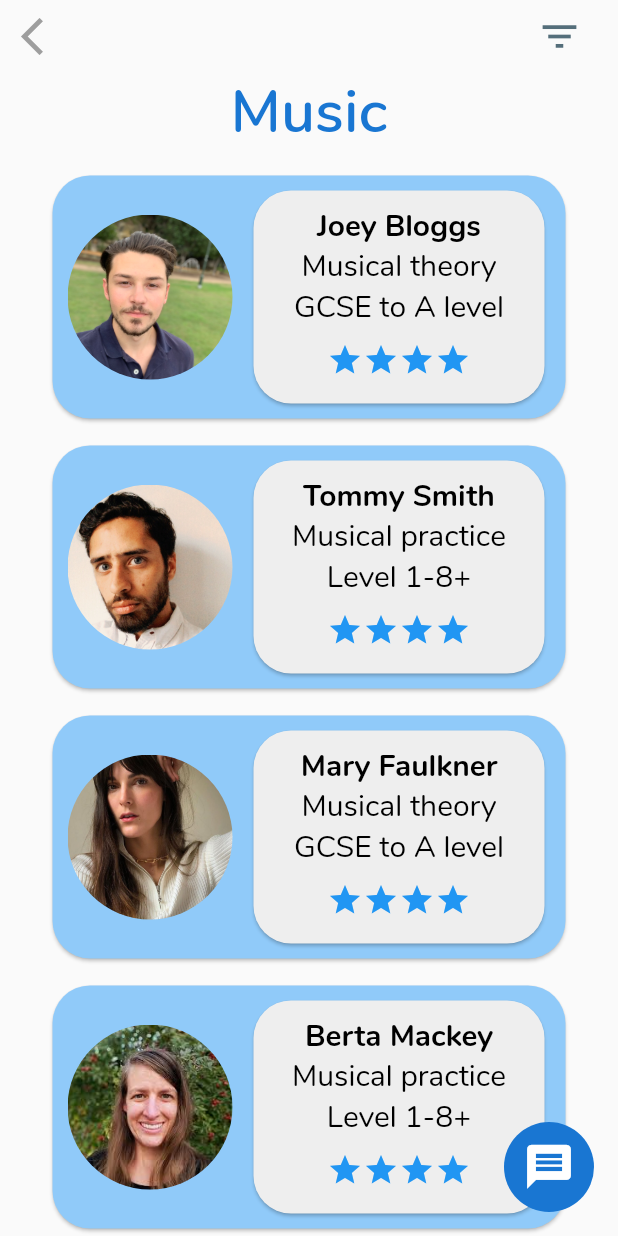
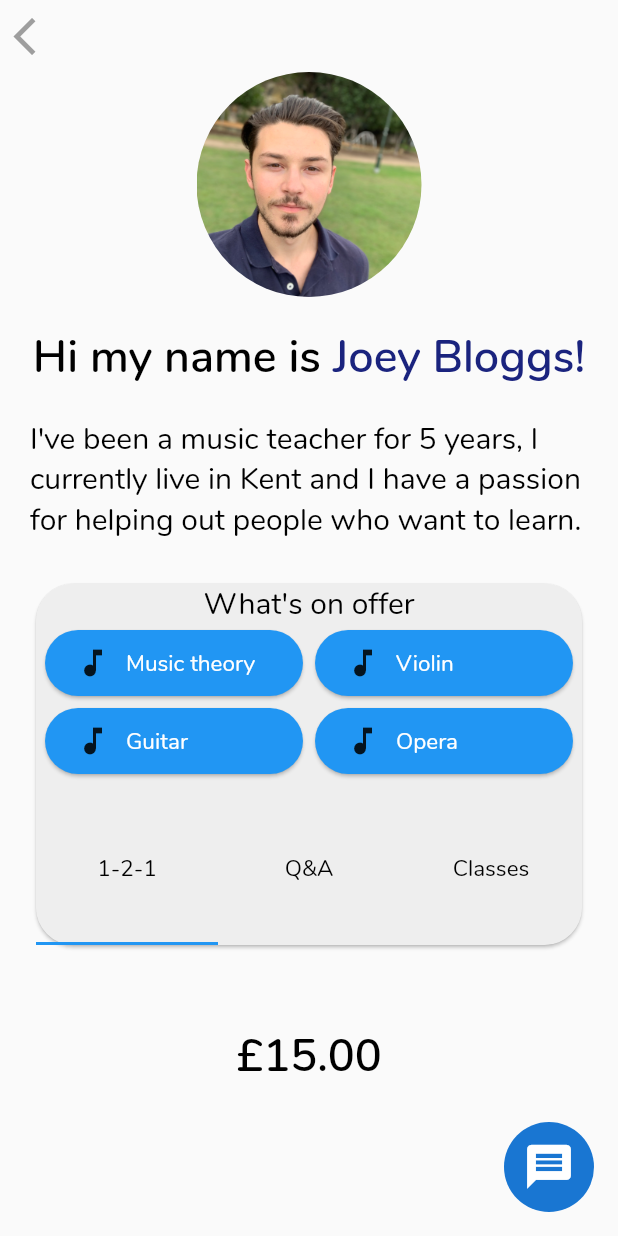
Before and after one commit to aj2109/Pocket-Pro, a Flutter app: the SearchPage screen opened directly, after a tap on "Joey Bloggs", on a phone screen of 412 x 824 dp. Run offline on Flutter 3.47's test engine with Material 2 defaults, Android fonts, the phone set to English and light mode, and no system bars.

Commit message:
Tutor page initial implementation, WIP

```diff
--- a/pocket_pro/lib/home_page.dart
+++ b/pocket_pro/lib/home_page.dart
@@ -1,5 +1,6 @@
 import 'package:flutter/cupertino.dart';
 import 'package:flutter/material.dart';
+import 'package:pocketpro/messaging_button.dart';
 
 import 'category_widget.dart';
 
@@ -170,18 +171,7 @@ class _MyHomePageState extends State<MyHomePage> {
           ),
         ],
       ),
-      floatingActionButton: Container(
-        width: 60,
-        height: 60,
-        decoration:
-            BoxDecoration(color: Colors.blue[700], shape: BoxShape.circle),
-        child: IconButton(
-          color: Colors.blue[300],
-          icon: Icon(Icons.message),
-          disabledColor: Colors.white,
-          iconSize: 35,
-        ),
-      ),
+      floatingActionButton: MessagingButton(),
     );
   }
 }
--- /dev/null
+++ b/pocket_pro/lib/messaging_button.dart
@@ -0,0 +1,24 @@
+import 'package:flutter/material.dart';
+
+class MessagingButton extends StatefulWidget {
+  @override
+  _MessagingButtonState createState() => _MessagingButtonState();
+}
+
+class _MessagingButtonState extends State<MessagingButton> {
+  @override
+  Widget build(BuildContext context) {
+    return Container(
+      width: 60,
+      height: 60,
+      decoration:
+          BoxDecoration(color: Colors.blue[700], shape: BoxShape.circle),
+      child: IconButton(
+        color: Colors.blue[300],
+        icon: Icon(Icons.message),
+        disabledColor: Colors.white,
+        iconSize: 35,
+      ),
+    );
+  }
+}
--- a/pocket_pro/lib/search_page.dart
+++ b/pocket_pro/lib/search_page.dart
@@ -1,5 +1,6 @@
 import 'package:flutter/material.dart';
 import 'package:pocketpro/home_page.dart';
+import 'package:pocketpro/messaging_button.dart';
 import 'package:pocketpro/sub_category_Listing_widget.dart';
 
 class SearchPage extends StatefulWidget {
@@ -121,18 +122,7 @@ class _SearchPageState extends State<SearchPage> {
           ),
         ],
       ),
-      floatingActionButton: Container(
-        width: 60,
-        height: 60,
-        decoration:
-            BoxDecoration(color: Colors.blue[700], shape: BoxShape.circle),
-        child: IconButton(
-          color: Colors.blue[300],
-          icon: Icon(Icons.message),
-          disabledColor: Colors.white,
-          iconSize: 35,
-        ),
-      ),
+      floatingActionButton: MessagingButton(),
     );
   }
 }
--- a/pocket_pro/lib/sub_category_Listing_widget.dart
+++ b/pocket_pro/lib/sub_category_Listing_widget.dart
@@ -1,4 +1,5 @@
 import 'package:flutter/material.dart';
+import 'package:pocketpro/tutor_page.dart';
 
 // ignore: must_be_immutable
 class SubCategoryListing extends StatefulWidget {
@@ -29,7 +30,10 @@ class _SubCategoryListingWidgetState extends State<SubCategoryListing> {
   @override
   Widget build(BuildContext context) {
     return GestureDetector(
-      onTap: () {},
+      onTap: () {
+        Navigator.push(
+            context, MaterialPageRoute(builder: (context) => TutorPage()));
+      },
       child: Container(
         width: 350,
         height: 170,
--- /dev/null
+++ b/pocket_pro/lib/tutor_page.dart
@@ -0,0 +1,284 @@
+import 'package:flutter/material.dart';
+import 'package:pocketpro/messaging_button.dart';
+import 'package:pocketpro/search_page.dart';
+
+class TutorPage extends StatefulWidget {
+  @override
+  _TutorPageState createState() => _TutorPageState();
+}
+
+class _TutorPageState extends State<TutorPage> with TickerProviderStateMixin {
+  @override
+  Widget build(BuildContext context) {
+    return Container(
+      child: Scaffold(
+        body: SafeArea(
+          child: Column(
+            children: <Widget>[
+              SizedBox(width: 5),
+              Container(
+                alignment: Alignment.centerLeft,
+                child: IconButton(
+                  onPressed: () => Navigator.push(
+                    context,
+                    MaterialPageRoute(
+                      builder: (context) => SearchPage(),
+                    ),
+                  ),
+                  hoverColor: Colors.blueGrey[600],
+                  focusColor: Colors.blueGrey[600],
+                  disabledColor: Colors.blueGrey[600],
+                  highlightColor: Colors.transparent,
+                  splashColor: Colors.transparent,
+                  icon: Icon(Icons.arrow_back_ios),
+                  iconSize: 30,
+                  color: Colors.grey[500],
+                ),
+              ),
+              CircleAvatar(
+                radius: 75,
+                backgroundImage: AssetImage('images/selfie2.jpg'),
+                backgroundColor: Colors.transparent,
+              ),
+              SizedBox(height: 20),
+              Padding(
+                padding: const EdgeInsets.fromLTRB(20, 0, 20, 0),
+                child: RichText(
+                  text: TextSpan(
+                      text: "Hi my name is ",
+                      style: TextStyle(
+                        color: Colors.black,
+                        fontSize: 30,
+                        fontFamily: 'Nunito',
+                        fontWeight: FontWeight.w600,
+                      ),
+                      children: <TextSpan>[
+                        TextSpan(
+                          text: "Joey Bloggs!",
+                          style: TextStyle(
+                            color: Colors.indigo[900],
+                            fontFamily: 'Nunito',
+                          ),
+                        )
+                      ]),
+                ),
+              ),
+              SizedBox(height: 20),
+              Padding(
+                padding: const EdgeInsets.fromLTRB(20, 0, 20, 0),
+                child: Text(
+                  "I've been a music teacher for 5 years, I currently live in Kent and I have a passion for helping out people who want to learn.",
+                  style: TextStyle(
+                    color: Colors.black,
+                    fontSize: 20,
+                    fontFamily: 'Nunito',
+                  ),
+                ),
+              ),
+              SizedBox(height: 25),
+              Padding(
+                padding: const EdgeInsets.fromLTRB(20, 0, 20, 0),
+                child: Card(
+                  shape: RoundedRectangleBorder(
+                      borderRadius: BorderRadius.circular(25)),
+                  color: Colors.grey[200],
+                  child: Column(
+                    children: <Widget>[
+                      Text(
+                        "What's on offer",
+                        style: TextStyle(
+                          color: Colors.black,
+                          fontSize: 20,
+                          fontFamily: 'Nunito',
+                        ),
+                      ),
+                      Row(
+                        mainAxisAlignment: MainAxisAlignment.center,
+                        children: <Widget>[
+                          Container(
+                            width: 180,
+                            child: Card(
+                              color: Colors.blue[500],
+                              shape: RoundedRectangleBorder(
+                                  borderRadius: BorderRadius.circular(25)),
+                              child: Padding(
+                                padding: const EdgeInsets.all(10.0),
+                                child: Row(
+                                  children: <Widget>[
+                                    Padding(
+                                      padding: const EdgeInsets.fromLTRB(
+                                          10, 0, 10, 0),
+                                      child: Icon(
+                                        (Icons.music_note),
+                                      ),
+                                    ),
+                                    Text(
+                                      'Music theory',
+                                      style: TextStyle(
+                                          color: Colors.white,
+                                          fontSize: 15,
+                                          fontFamily: 'Nunito'),
+                                    ),
+                                  ],
+                                ),
+                              ),
+                            ),
+                          ),
+                          Container(
+                            width: 180,
+                            child: Card(
+                              color: Colors.blue[500],
+                              shape: RoundedRectangleBorder(
+                                  borderRadius: BorderRadius.circular(25)),
+                              child: Padding(
+                                padding: const EdgeInsets.all(10.0),
+                                child: Row(
+                                  children: <Widget>[
+                                    Padding(
+                                      padding: const EdgeInsets.fromLTRB(
+                                          10, 0, 10, 0),
+                                      child: Icon(
+                                        (Icons.music_note),
+                                      ),
+                                    ),
+                                    Text(
+                                      'Violin',
+                                      style: TextStyle(
+                                          color: Colors.white,
+                                          fontSize: 15,
+                                          fontFamily: 'Nunito'),
+                                    ),
+                                  ],
+                                ),
+                              ),
+                            ),
+                          ),
+                        ],
+                      ),
+                      Row(
+                        mainAxisAlignment: MainAxisAlignment.center,
+                        children: <Widget>[
+                          Container(
+                            width: 180,
+                            child: Card(
+                              color: Colors.blue[500],
+                              shape: RoundedRectangleBorder(
+                                  borderRadius: BorderRadius.circular(25)),
+                              child: Padding(
+                                padding: const EdgeInsets.all(10.0),
+                                child: Row(
+                                  children: <Widget>[
+                                    Padding(
+                                      padding: const EdgeInsets.fromLTRB(
+                                          10, 0, 10, 0),
+                                      child: Icon(
+                                        (Icons.music_note),
+                                      ),
+                                    ),
+                                    Text(
+                                      'Guitar',
+                                      style: TextStyle(
+                                          color: Colors.white,
+                                          fontSize: 15,
+                                          fontFamily: 'Nunito'),
+                                    ),
+                                  ],
+                                ),
+                              ),
+                            ),
+                          ),
+                          Container(
+                            width: 180,
+                            child: Card(
+                              color: Colors.blue[500],
+                              shape: RoundedRectangleBorder(
+                                borderRadius: BorderRadius.circular(25),
+                              ),
+                              child: Padding(
+                                padding: const EdgeInsets.all(10.0),
+                                child: Row(
+                                  children: <Widget>[
+                                    Padding(
+                                      padding: const EdgeInsets.fromLTRB(
+                                          10, 0, 10, 0),
+                                      child: Icon(
+                                        (Icons.music_note),
+                                      ),
+                                    ),
+                                    Text(
+                                      'Opera',
+                                      style: TextStyle(
+                                          color: Colors.white,
+                                          fontSize: 15,
+                                          fontFamily: 'Nunito'),
+                                    ),
+                                  ],
+                                ),
+                              ),
+                            ),
+                          ),
+                        ],
+                      ),
+                      SizedBox(
+                        height: 10,
+                      ),
+                      Container(
+                        height: 100,
+                        child: TabBar(
+                          tabs: <Widget>[
+                            Tab(
+                              icon: Text(
+                                '1-2-1',
+                                style: TextStyle(
+                                    color: Colors.black,
+                                    fontSize: 15,
+                                    fontFamily: 'Nunito'),
+                              ),
+                            ),
+                            Tab(
+                              icon: Text(
+                                'Q&A',
+                                style: TextStyle(
+                                    color: Colors.black,
+                                    fontSize: 15,
+                                    fontFamily: 'Nunito'),
+                              ),
+                            ),
+                            Tab(
+                              icon: Text(
+                                'Classes',
+                                style: TextStyle(
+                                    color: Colors.black,
+                                    fontSize: 15,
+                                    fontFamily: 'Nunito'),
+                              ),
+                            ),
+                          ],
+                          controller: TabController(
+                            initialIndex: 0,
+                            length: 3,
+                            vsync: this,
+                          ),
+                        ),
+                      ),
+                    ],
+                  ),
+                ),
+              ),
+              SizedBox(height: 50),
+              Text(
+                '£15.00',
+                style: TextStyle(
+                    color: Colors.black,
+                    fontSize: 30,
+                    fontFamily: 'Nunito',
+                    fontWeight: FontWeight.w600),
+              ),
+            ],
+          ),
+        ),
+        floatingActionButton: MessagingButton(),
+      ),
+    );
+  }
+}
```
